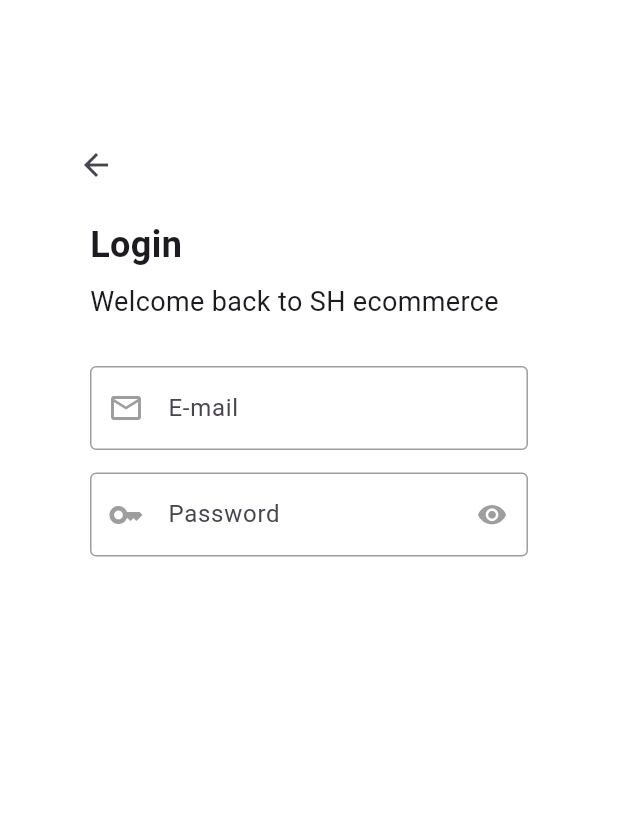
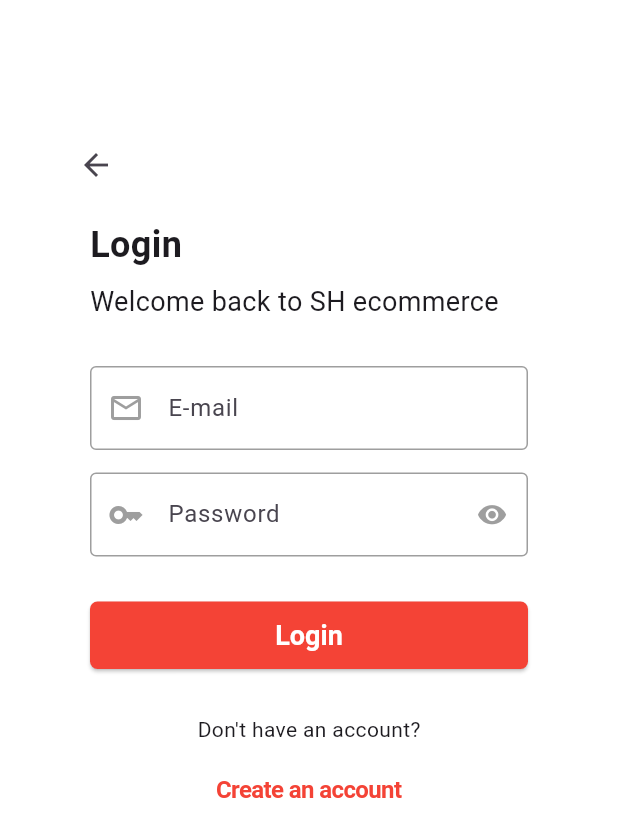
Before and after one commit to nhistory/flutter_ecommerse, a Flutter app: the Login screen opened directly, on a phone screen of 412 x 824 dp. Shown: the top 837 px of the screen. Run offline on Flutter 3.47's test engine with Material 3 defaults, Android fonts, the phone set to English and light mode, and no system bars.

Commit message:
Made login btn, create new account btn

```diff
--- a/lib/constants/theme.dart
+++ b/lib/constants/theme.dart
@@ -2,6 +2,7 @@
 
 ThemeData themeData = ThemeData(
   scaffoldBackgroundColor: Colors.white,
+  primaryColor: Colors.red,
   inputDecorationTheme: InputDecorationTheme(
     border: outlineInputBorder,
     errorBorder: outlineInputBorder,
--- a/lib/screens/auth_ui/login/login.dart
+++ b/lib/screens/auth_ui/login/login.dart
@@ -1,5 +1,6 @@
 import 'package:flutter/cupertino.dart';
 import 'package:flutter/material.dart';
+import 'package:flutter_ecommerse/widgets/primary_button/primary_button.dart';
 import 'package:flutter_ecommerse/widgets/top_titles/top_titles.dart';
 
 class Login extends StatefulWidget {
@@ -73,6 +74,36 @@
                 ),
               ),
             ),
+            const SizedBox(
+              height: 30.0,
+            ),
+            Padding(
+              padding: const EdgeInsets.only(left: 30.0, right: 30.0),
+              child: Column(
+                children: [
+                  PrimaryButton(
+                    title: "Login",
+                    onPressed: () {},
+                  ),
+                  const SizedBox(height: 30.0),
+                  const Text("Don't have an account?"),
+                  const SizedBox(
+                    height: 5.0,
+                  ),
+                  CupertinoButton(
+                    onPressed: () {},
+                    child: Text(
+                      "Create an account",
+                      style: TextStyle(
+                        color: Theme.of(context).primaryColor,
+                        fontSize: 16.0,
+                        fontWeight: FontWeight.bold,
+                      ),
+                    ),
+                  ),
+                ],
+              ),
+            ),
           ],
         ),
       ),
```
